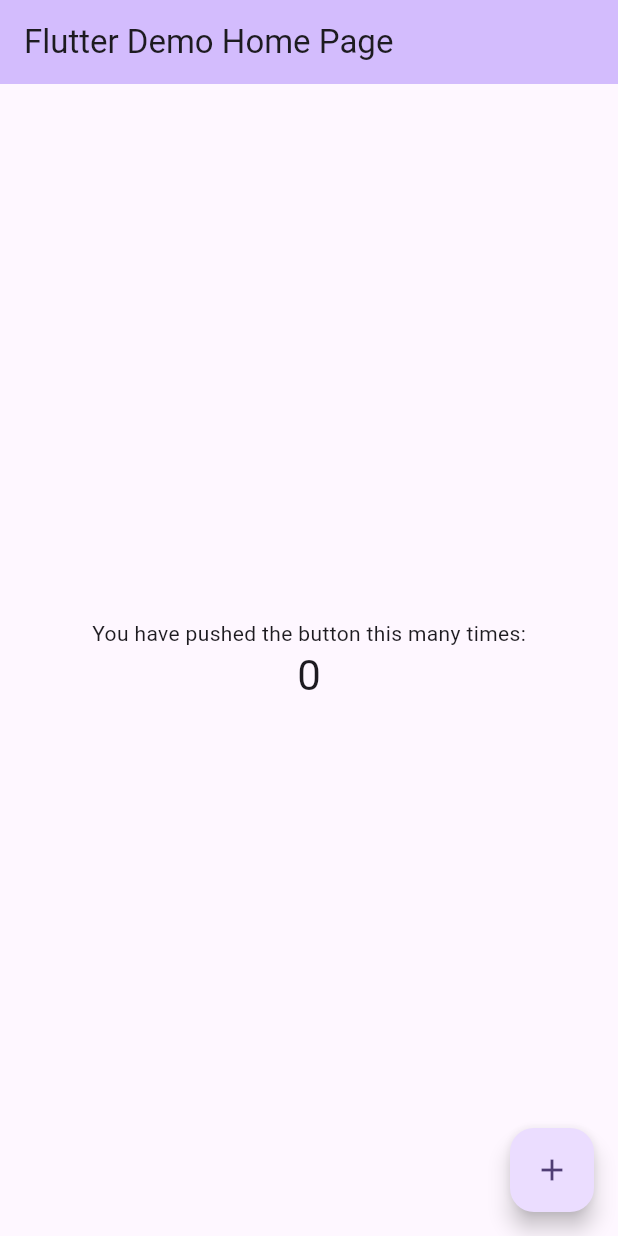
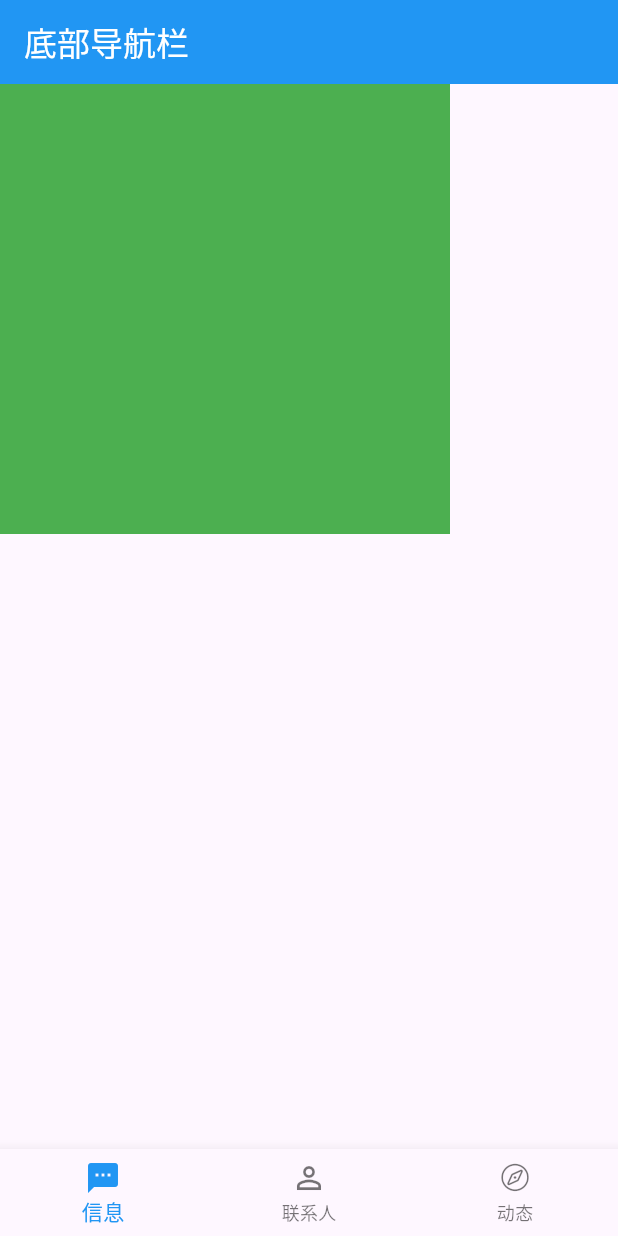
Before and after one commit to jixiuy/Flutter-QQ-APP, a Flutter app: the screen it shows after launch, on a phone screen of 412 x 824 dp. Run offline on Flutter 3.47's test engine with Material 2 defaults, Android fonts, the light colour scheme and no system bars.

Commit message:
"搭建骨架"

```diff
--- /dev/null
+++ b/lib/MyHomePageState.dart
@@ -0,0 +1,48 @@
+import 'package:flutter/material.dart';
+import 'package:flutter/widgets.dart';
+import 'package:qq/pages/Find.dart';
+import 'package:qq/pages/Info.dart';
+import 'package:qq/pages/Social.dart';
+
+class MyHomePageState extends StatefulWidget {
+  const MyHomePageState({super.key});
+
+  @override
+  State<MyHomePageState> createState() => _MyHomePageStateState();
+}
+
+class _MyHomePageStateState extends State<MyHomePageState> {
+  int _currentIndex = 0;
+  List _pageList = [Info(), Social(), Find()];
+
+  @override
+  Widget build(BuildContext context) {
+    return Scaffold(
+      appBar: AppBar(
+        foregroundColor: Colors.white,
+        backgroundColor: Colors.blue,
+        title: Text('底部导航栏'),
+      ),
+      body: this._pageList[this._currentIndex],
+      bottomNavigationBar: BottomNavigationBar(
+        items: <BottomNavigationBarItem>[
+          BottomNavigationBarItem(icon: Icon(Icons.textsms), label: "信息"),
+          BottomNavigationBarItem(
+              icon: Icon(Icons.person_outline), label: "联系人"),
+          BottomNavigationBarItem(
+              icon: Icon(IconData(0xe726, fontFamily: 'iconfont')),
+              label: "动态"),
+        ],
+        currentIndex: _currentIndex,
+        fixedColor: Colors.blue,
+        onTap: _onItemTapped,
+      ),
+    );
+  }
+
+  void _onItemTapped(int index) {
+    setState(() {
+      _currentIndex = index;
+    });
+  }
+}
--- a/lib/main.dart
+++ b/lib/main.dart
@@ -1,4 +1,6 @@
 import 'package:flutter/material.dart';
+
+import 'MyHomePageState.dart';
 
 void main() {
   runApp(const MyApp());
@@ -13,113 +15,11 @@ class MyApp extends StatelessWidget {
     return MaterialApp(
       title: 'Flutter Demo',
       theme: ThemeData(
-        // This is the theme of your application.
-        //
-        // TRY THIS: Try running your application with "flutter run". You'll see
-        // the application has a blue toolbar. Then, without quitting the app,
-        // try changing the seedColor in the colorScheme below to Colors.green
-        // and then invoke "hot reload" (save your changes or press the "hot
-        // reload" button in a Flutter-supported IDE, or press "r" if you used
-        // the command line to start the app).
-        //
-        // Notice that the counter didn't reset back to zero; the application
-        // state is not lost during the reload. To reset the state, use hot
-        // restart instead.
-        //
-        // This works for code too, not just values: Most code changes can be
-        // tested with just a hot reload.
+        brightness: Brightness.light,
         colorScheme: ColorScheme.fromSeed(seedColor: Colors.deepPurple),
         useMaterial3: true,
       ),
-      home: const MyHomePage(title: 'Flutter Demo Home Page'),
+      home: const MyHomePageState(),
     );
   }
 }
-
-class MyHomePage extends StatefulWidget {
-  const MyHomePage({super.key, required this.title});
-
-  // This widget is the home page of your application. It is stateful, meaning
-  // that it has a State object (defined below) that contains fields that affect
-  // how it looks.
-
-  // This class is the configuration for the state. It holds the values (in this
-  // case the title) provided by the parent (in this case the App widget) and
-  // used by the build method of the State. Fields in a Widget subclass are
-  // always marked "final".
-
-  final String title;
-
-  @override
-  State<MyHomePage> createState() => _MyHomePageState();
-}
-
-class _MyHomePageState extends State<MyHomePage> {
-  int _counter = 0;
-
-  void _incrementCounter() {
-    setState(() {
-      // This call to setState tells the Flutter framework that something has
-      // changed in this State, which causes it to rerun the build method below
-      // so that the display can reflect the updated values. If we changed
-      // _counter without calling setState(), then the build method would not be
-      // called again, and so nothing would appear to happen.
-      _counter++;
-    });
-  }
-
-  @override
-  Widget build(BuildContext context) {
-    // This method is rerun every time setState is called, for instance as done
-    // by the _incrementCounter method above.
-    //
-    // The Flutter framework has been optimized to make rerunning build methods
-    // fast, so that you can just rebuild anything that needs updating rather
-    // than having to individually change instances of widgets.
-    return Scaffold(
-      appBar: AppBar(
-        // TRY THIS: Try changing the color here to a specific color (to
-        // Colors.amber, perhaps?) and trigger a hot reload to see the AppBar
-        // change color while the other colors stay the same.
-        backgroundColor: Theme.of(context).colorScheme.inversePrimary,
-        // Here we take the value from the MyHomePage object that was created by
-        // the App.build method, and use it to set our appbar title.
-        title: Text(widget.title),
-      ),
-      body: Center(
-        // Center is a layout widget. It takes a single child and positions it
-        // in the middle of the parent.
-        child: Column(
-          // Column is also a layout widget. It takes a list of children and
-          // arranges them vertically. By default, it sizes itself to fit its
-          // children horizontally, and tries to be as tall as its parent.
-          //
-          // Column has various properties to control how it sizes itself and
-          // how it positions its children. Here we use mainAxisAlignment to
-          // center the children vertically; the main axis here is the vertical
-          // axis because Columns are vertical (the cross axis would be
-          // horizontal).
-          //
-          // TRY THIS: Invoke "debug painting" (choose the "Toggle Debug Paint"
-          // action in the IDE, or press "p" in the console), to see the
-          // wireframe for each widget.
-          mainAxisAlignment: MainAxisAlignment.center,
-          children: <Widget>[
-            const Text(
-              'You have pushed the button this many times:',
-            ),
-            Text(
-              '$_counter',
-              style: Theme.of(context).textTheme.headlineMedium,
-            ),
-          ],
-        ),
-      ),
-      floatingActionButton: FloatingActionButton(
-        onPressed: _incrementCounter,
-        tooltip: 'Increment',
-        child: const Icon(Icons.add),
-      ), // This trailing comma makes auto-formatting nicer for build methods.
-    );
-  }
-}
--- /dev/null
+++ b/lib/pages/Info.dart
@@ -0,0 +1,19 @@
+import 'package:flutter/material.dart';
+
+class Info extends StatefulWidget {
+  const Info({super.key});
+
+  @override
+  State<Info> createState() => _InfoState();
+}
+
+class _InfoState extends State<Info> {
+  @override
+  Widget build(BuildContext context) {
+    return Container(
+      width: 300,
+      height: 300,
+      color: Colors.green,
+    );
+  }
+}
```
Also changed, not shown: lib/pages/Find.dart (added, +20 -0 lines), lib/pages/Social.dart (added, +20 -0 lines), pubspec.yaml (+19 -25 lines), fonts/iconfont.ttf (added).
